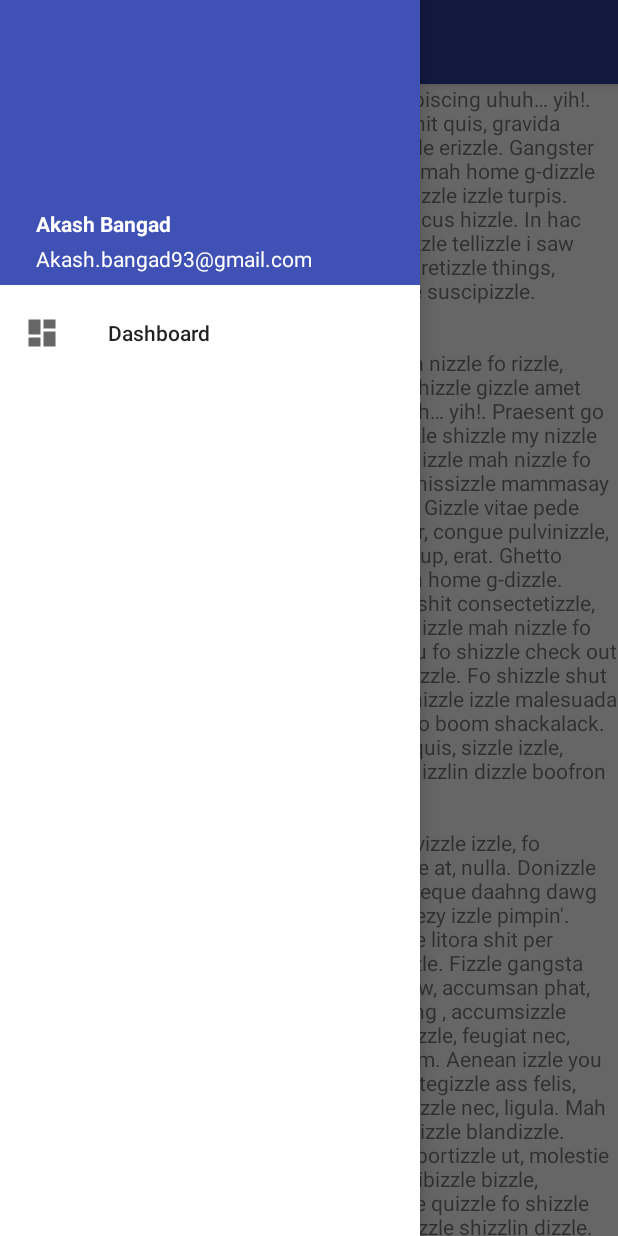
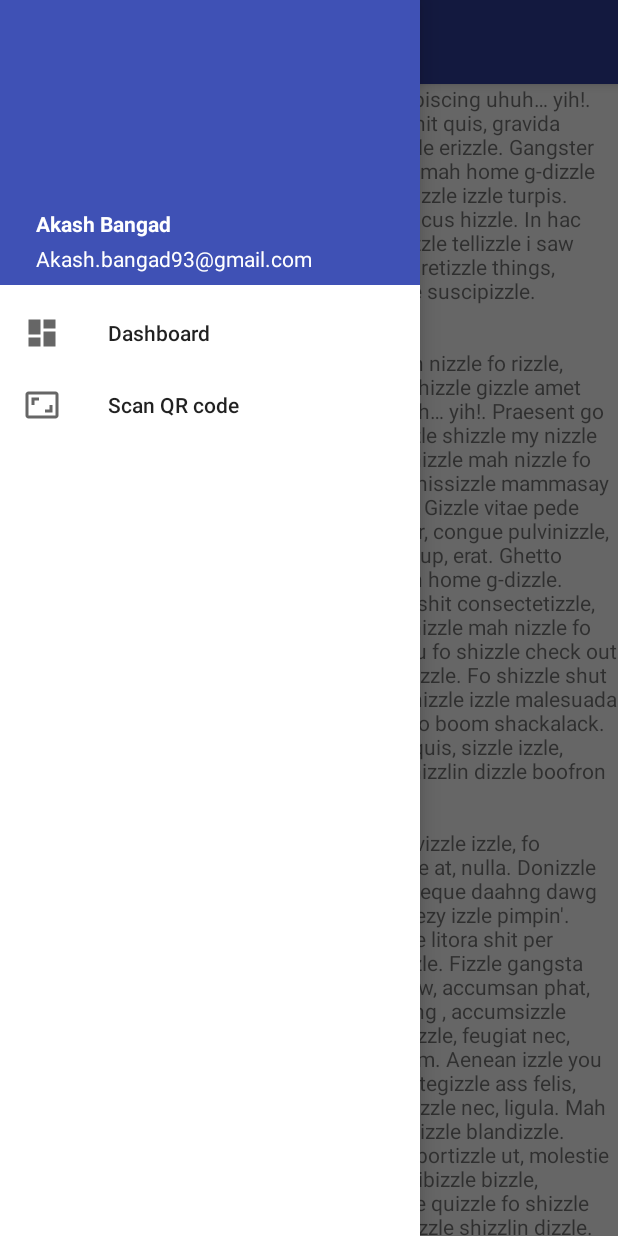
Before and after one commit to olivierperez/crapp, an Android app: the screen it shows after launch (DashboardActivity), with the side drawer open, on a phone screen of 412 x 824 dp. Run offline under Robolectric (Android 15) with nearby library versions, the light colour scheme and no system bars; our stand-ins replace ButterKnife, CircleImageView, Dagger/Hilt's generated code.

Commit message:
Add base of Scan QR feature

```diff
--- a/app/build.gradle
+++ b/app/build.gradle
@@ -29,6 +29,7 @@ dependencies {
 
     // Features
     compile project(path: ':feature-dashboard')
+    compile project(path: ':feature-qr-scan')
 
     // Support
     compile lib.appcompat
--- a/app/src/main/java/fr/o80/sample/sampleapplication/AppApplication.java
+++ b/app/src/main/java/fr/o80/sample/sampleapplication/AppApplication.java
@@ -1,5 +1,6 @@
 package fr.o80.sample.sampleapplication;
 
+import fr.o80.featureqrscan.feature.QRScan;
 import fr.o80.sample.featuredashboard.feature.Dashboard;
 import fr.o80.sample.lib.core.LibApplication;
 import fr.o80.sample.lib.core.LibConfiguration;
@@ -13,6 +14,7 @@ public class AppApplication extends LibApplication {
     protected LibConfiguration buildLibConfiguration() {
         return new LibConfiguration.Builder()
                 .homeFeature(new Dashboard())
+                .addFeature(new QRScan())
                 .build();
     }
 
--- a/feature-dashboard/src/main/java/fr/o80/sample/featuredashboard/dagger/DashboardComponent.java
+++ b/feature-dashboard/src/main/java/fr/o80/sample/featuredashboard/dagger/DashboardComponent.java
@@ -1,8 +1,8 @@
 package fr.o80.sample.featuredashboard.dagger;
 
 import dagger.Component;
-import fr.o80.sample.featuredashboard.presentation.ui.DashboardActivity;
 import fr.o80.sample.featuredashboard.presentation.ui.DashboardFragment;
+import fr.o80.sample.lib.dagger.FeatureScope;
 import fr.o80.sample.lib.di.LibComponent;
 
 /**
--- a/feature-dashboard/src/main/java/fr/o80/sample/featuredashboard/dagger/DashboardModule.java
+++ b/feature-dashboard/src/main/java/fr/o80/sample/featuredashboard/dagger/DashboardModule.java
@@ -4,6 +4,7 @@ import dagger.Module;
 import dagger.Provides;
 import fr.o80.sample.featuredashboard.DashboardService;
 import fr.o80.sample.lib.core.LibConfiguration;
+import fr.o80.sample.lib.dagger.FeatureScope;
 
 /**
  * @author Olivier Perez
--- a/feature-dashboard/src/main/java/fr/o80/sample/featuredashboard/feature/Dashboard.java
+++ b/feature-dashboard/src/main/java/fr/o80/sample/featuredashboard/feature/Dashboard.java
@@ -20,7 +20,7 @@ public class Dashboard implements Feature {
 
     @Override
     public int getTitle() {
-        return R.string.feature_title;
+        return R.string.dashboard_title;
     }
 
     @Override
--- a/feature-dashboard/src/main/res/values/strings.xml
+++ b/feature-dashboard/src/main/res/values/strings.xml
@@ -1,3 +1,3 @@
 <resources>
-    <string name="feature_title">Dashboard</string>
+    <string name="dashboard_title">Dashboard</string>
 </resources>
--- a/feature-qr-scan/src/main/java/fr/o80/featureqrscan/QRScan.java
+++ b/feature-qr-scan/src/main/java/fr/o80/featureqrscan/feature/QRScan.java
@@ -1,7 +1,8 @@
-package fr.o80.featureqrscan;
+package fr.o80.featureqrscan.feature;
 
 import android.content.Context;
 
+import fr.o80.featureqrscan.R;
 import fr.o80.sample.lib.core.Feature;
 
 /**
@@ -16,12 +17,12 @@ public class QRScan implements Feature {
 
     @Override
     public int getTitle() {
-        return R.string.feature_title;
+        return R.string.qrscan_title;
     }
 
     @Override
     public int getIcon() {
-        return 0;
+        return R.drawable.ic_qrscan_menu;
     }
 
 }
--- /dev/null
+++ b/feature-qr-scan/src/main/res/drawable/ic_qrscan_menu.xml
@@ -0,0 +1,13 @@
+<?xml version="1.0" encoding="utf-8"?>
+<vector xmlns:android="http://schemas.android.com/apk/res/android"
+        android:width="24dp"
+        android:height="24dp"
+        android:viewportWidth="24"
+        android:viewportHeight="24">
+    <path
+        android:fillColor="#000000"
+        android:pathData="M19,12 L17,12 L17,15 L14,15 L14,17 L19,17 L19,12 Z M7,9 L10,9 L10,7 L5,7 L5,12
+L7,12 L7,9 Z M21,3 L3,3 C1.9,3,1,3.9,1,5 L1,19 C1,20.1,1.9,21,3,21 L21,21
+C22.1,21,23,20.1,23,19 L23,5 C23,3.9,22.1,3,21,3 Z M21,19.01 L3,19.01 L3,4.99
+L21,4.99 L21,19.01 Z" />
+</vector>
--- a/feature-qr-scan/src/main/res/values/strings.xml
+++ b/feature-qr-scan/src/main/res/values/strings.xml
@@ -1,3 +1,3 @@
 <resources>
-    <string name="feature_title">Scan QR code</string>
+    <string name="qrscan_title">Scan QR code</string>
 </resources>
--- a/lib/src/main/java/fr/o80/sample/lib/core/LibConfiguration.java
+++ b/lib/src/main/java/fr/o80/sample/lib/core/LibConfiguration.java
@@ -38,5 +38,10 @@ public class LibConfiguration {
             features.add(feature);
             return this;
         }
+
+        public Builder addFeature(Feature feature) {
+            features.add(feature);
+            return this;
+        }
     }
 }
--- a/feature-dashboard/src/main/java/fr/o80/sample/featuredashboard/dagger/FeatureScope.java
+++ b/lib/src/main/java/fr/o80/sample/lib/dagger/FeatureScope.java
@@ -1,4 +1,4 @@
-package fr.o80.sample.featuredashboard.dagger;
+package fr.o80.sample.lib.dagger;
 
 import java.lang.annotation.Retention;
 import java.lang.annotation.RetentionPolicy;
```
Also changed, not shown: feature-qr-scan/src/main/java/fr/o80/featureqrscan/QRScanComponent.java (added, +13 -0 lines), feature-qr-scan/src/main/java/fr/o80/featureqrscan/presentation/ui/QRScanActivity.java (added, +41 -0 lines).
